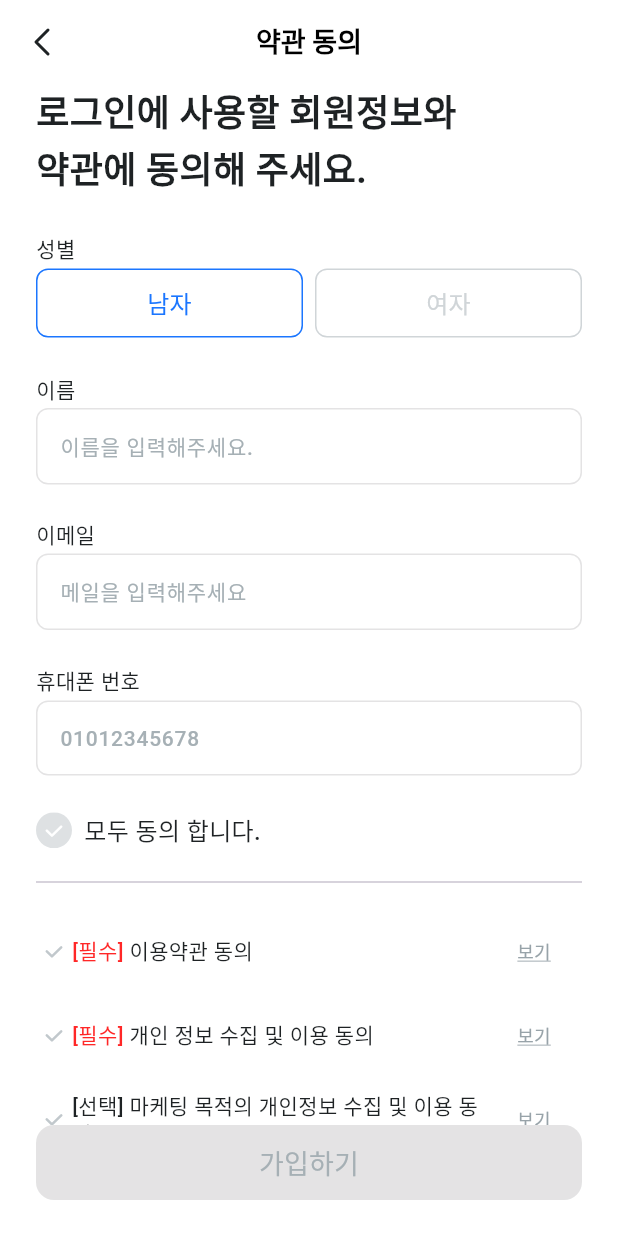
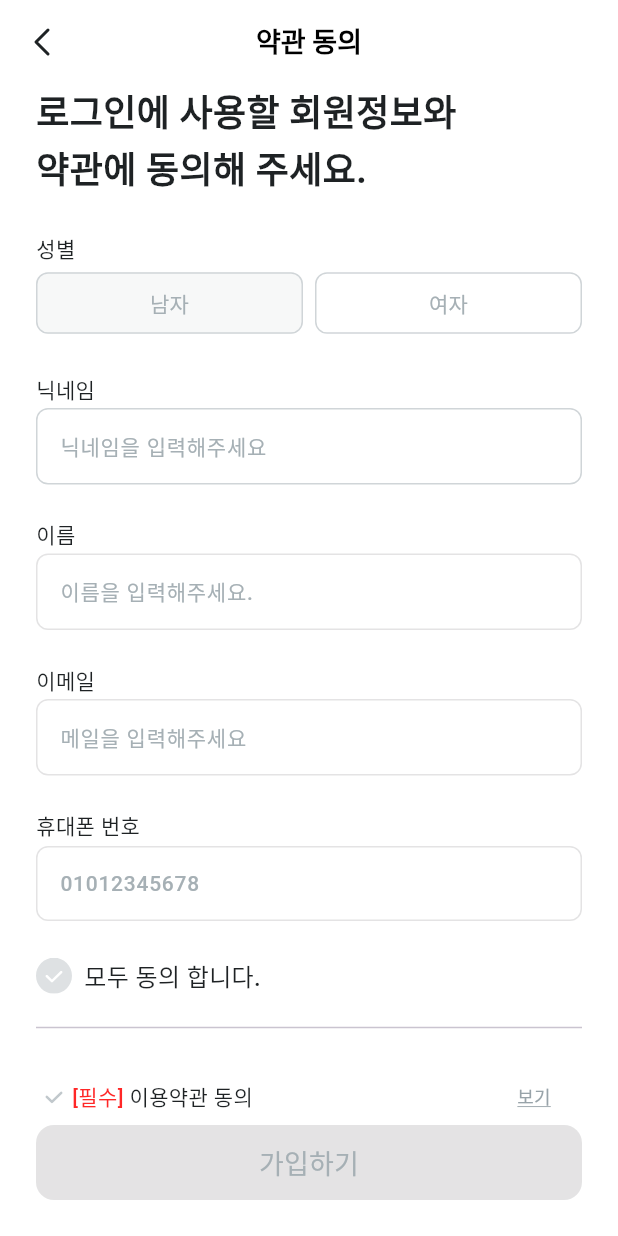
Before and after one commit to Talearnt/App-Front-Talearnt, a Flutter app: the KakaoSignUpPage screen opened directly, on a phone screen of 412 x 824 dp. Run offline on Flutter 3.47's test engine with Material 3 defaults, Android fonts, the phone set to English and light mode, and no system bars; our stand-ins replace dartz, dio, flutter_svg, go_router; Roboto replaces fonts that are missing (Pretendard).

Commit message:
feat : Add 카카오 회원가입 UI 추가
닉네임 텍스트 필드 추가
text 공통 모듈로 재적용
닉네임 제외할 필드 모두 변경 불가능하게

Related to : #216

```diff
--- a/lib/provider/auth/kakao_provider.dart
+++ b/lib/provider/auth/kakao_provider.dart
@@ -6,6 +6,12 @@ class KakaoProvider extends ChangeNotifier with ClearText {
   final TextEditingController _nameController = TextEditingController();
   final TextEditingController _emailController = TextEditingController();
   final TextEditingController _phoneNumController = TextEditingController();
+
+  final TextEditingController _nickNameController = TextEditingController();
+  final FocusNode _nickNameFocusNode = FocusNode();
+  bool _nickNameValid = true;
+  String _nickNameValidMessage = '';
+  bool _checkNickNameDupli = false;
 
   bool _allCheck = false;
   bool _requiredTermsOfUseCheck = false;
@@ -21,6 +27,16 @@ class KakaoProvider extends ChangeNotifier with ClearText {
 
   TextEditingController get phoneNumController => _phoneNumController;
 
+  TextEditingController get nickNameController => _nickNameController;
+
+  FocusNode get nickNameFocusNode => _nickNameFocusNode;
+
+  bool get nickNameValid => _nickNameValid;
+
+  String get nickNameValidMessage => _nickNameValidMessage;
+
+  bool get checkNickNameDupli => _checkNickNameDupli;
+
   bool get allCheck => _allCheck;
 
   bool get requiredTermsOfUseCheck => _requiredTermsOfUseCheck;
@@ -30,6 +46,9 @@ class KakaoProvider extends ChangeNotifier with ClearText {
   bool get marketingCheck => _marketingCheck;
 
   bool get termsOfUseCheck => _termsOfUseCheck;
+
+  bool get isEnabledKakaoSignup =>
+      requiredTermsOfUseCheck && personalInfoCheck && checkNickNameDupli;
 
   @override
   void clearText(TextEditingController controller) {
@@ -43,8 +62,23 @@ class KakaoProvider extends ChangeNotifier with ClearText {
     });
   }
 
-  void changeGender(int newGender) {
-    _gender = newGender;
+  void updateNickNameController(TextEditingController textEditingController) {
+    textEditingController.addListener(() {
+      notifyListeners();
+    });
+  }
+
+  void updateNickNameValid(String message) {
+    if (message == '') {
+      _nickNameValid = true;
+      _nickNameValidMessage = '';
+      //여기서 viewModel 불러야됨
+      _checkNickNameDupli = true;
+    } else {
+      _nickNameValid = false;
+      _nickNameValidMessage = message;
+      _checkNickNameDupli = false;
+    }
     notifyListeners();
   }
 
@@ -101,4 +135,21 @@ class KakaoProvider extends ChangeNotifier with ClearText {
       _allCheck = false;
     }
   }
+
+  void resetKakao() {
+    _gender = 0;
+    _nameController.clear();
+    _emailController.clear();
+    _phoneNumController.clear();
+    _nickNameController.clear();
+    _nickNameFocusNode.unfocus();
+    _nickNameValid = true;
+    _nickNameValidMessage = '';
+
+    _allCheck = false;
+    _requiredTermsOfUseCheck = false;
+    _personalInfoCheck = false;
+    _marketingCheck = false;
+    _termsOfUseCheck = false;
+  }
 }
--- a/lib/view/auth/kakao_sign_up_page.dart
+++ b/lib/view/auth/kakao_sign_up_page.dart
@@ -2,6 +2,7 @@ import 'package:app_front_talearnt/common/theme.dart';
 import 'package:app_front_talearnt/provider/auth/kakao_provider.dart';
 import 'package:flutter/material.dart';
 import 'package:flutter_svg/svg.dart';
+import 'package:go_router/go_router.dart';
 import 'package:provider/provider.dart';
 
 import '../../common/widget/bottom_btn.dart';
@@ -22,8 +23,8 @@ class KakaoSignUpPage extends StatelessWidget {
       onPopInvokedWithResult: (bool didPop, Object? result) async {
         if (!didPop) {
           if (context.mounted) {
-            //아마 초기화 함수 만들어야될듯
-            Navigator.pop(context); // 화면 종료
+            kakaoProvider.resetKakao();
+            context.pop();
           }
         }
       },
@@ -67,18 +68,14 @@ class KakaoSignUpPage extends StatelessWidget {
                         children: [
                           Expanded(
                             child: ElevatedButton(
-                              onPressed: () {
-                                kakaoProvider.changeGender(0);
-                              },
+                              onPressed: null,
                               style: ElevatedButton.styleFrom(
-                                backgroundColor: Colors.transparent,
-                                foregroundColor: kakaoProvider.gender == 0
-                                    ? Palette.primary01
-                                    : Palette.line01,
-                                side: BorderSide(
-                                    color: kakaoProvider.gender == 0
-                                        ? Palette.primary01
-                                        : Palette.line01),
+                                disabledBackgroundColor:
+                                    kakaoProvider.gender == 0
+                                        ? Palette.bgUp01
+                                        : Colors.transparent,
+                                disabledForegroundColor: Palette.line01,
+                                side: const BorderSide(color: Palette.line01),
                                 shape: RoundedRectangleBorder(
                                   borderRadius: BorderRadius.circular(8.0),
                                 ),
@@ -86,46 +83,62 @@ class KakaoSignUpPage extends StatelessWidget {
                                 shadowColor: Colors
                                     .transparent, // hover 시 주변 뿌옇게 되는 효과 제거
                               ),
-                              child: const Padding(
-                                padding: EdgeInsets.all(11.5),
-                                child: Text(
-                                  '남자',
-                                  style: TextStyle(fontSize: 16),
-                                ),
+                              child: Padding(
+                                padding: const EdgeInsets.all(11.5),
+                                child: Text('남자',
+                                    style: TextTypes.bodyMedium02(
+                                        color: Palette.text04)),
                               ),
                             ),
                           ),
                           const SizedBox(width: 8.0),
                           Expanded(
                             child: ElevatedButton(
-                              onPressed: () {
-                                kakaoProvider.changeGender(1);
-                              },
+                              onPressed: null,
                               style: ElevatedButton.styleFrom(
-                                backgroundColor: Colors.transparent,
-                                foregroundColor: kakaoProvider.gender == 1
-                                    ? Palette.primary01
-                                    : Palette.line01,
-                                side: BorderSide(
-                                    color: kakaoProvider.gender == 1
-                                        ? Palette.primary01
-                                        : Palette.line01),
+                                disabledBackgroundColor:
+                                    kakaoProvider.gender == 1
+                                        ? Palette.bgUp01
+                                        : Colors.transparent,
+                                disabledForegroundColor: Palette.line01,
+                                side: const BorderSide(color: Palette.line01),
                                 shape: RoundedRectangleBorder(
                                   borderRadius: BorderRadius.circular(8.0),
                                 ),
                                 elevation: 0,
                                 shadowColor: Colors.transparent,
                               ),
-                              child: const Padding(
-                                padding: EdgeInsets.all(11.5),
+                              child: Padding(
+                                padding: const EdgeInsets.all(11.5),
                                 child: Text(
                                   '여자',
-                                  style: TextStyle(fontSize: 16),
+                                  style: TextTypes.bodyMedium02(
+                                      color: Palette.text04),
                                 ),
                               ),
                             ),
                           ),
                         ],
+                      ),
+                      const SizedBox(height: 24.0),
+                      const TextFieldLabel(
+                        content: '닉네임',
+                      ),
+                      const SizedBox(height: 4),
+                      DefaultTextField(
+                        type: 'default',
+                        hint: '닉네임을 입력해주세요',
+                        textEditingController: kakaoProvider.nickNameController,
+                        onChanged: (value) {
+                          kakaoProvider.updateNickNameController(
+                              kakaoProvider.nickNameController);
+                        },
+                        provider: kakaoProvider,
+                        validType: 'nickName',
+                        focusNode: kakaoProvider.nickNameFocusNode,
+                        validFunc: kakaoProvider.updateNickNameValid,
+                        validMessage: kakaoProvider.nickNameValidMessage,
+                        isValid: kakaoProvider.nickNameValid,
                       ),
                       const SizedBox(height: 24.0),
                       const TextFieldLabel(
@@ -386,7 +399,7 @@ class KakaoSignUpPage extends StatelessWidget {
             BottomBtn(
               mediaBottom: MediaQuery.of(context).viewInsets.bottom,
               content: '가입하기',
-              ///////isEnabled: kakaoProvider.,
+              isEnabled: kakaoProvider.isEnabledKakaoSignup,
               onPressed: () async {},
             )
           ],
```
